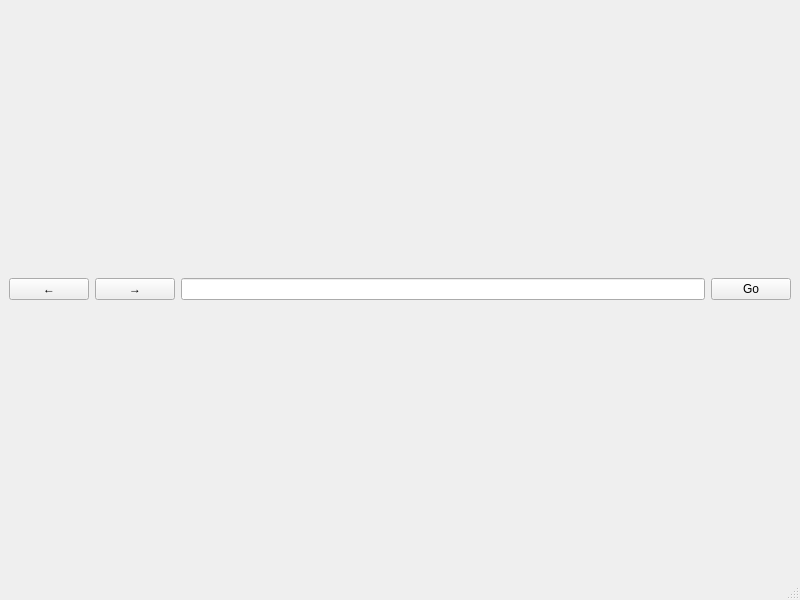
First picture: the form in audio-jack-web-qt/mainactivity.ui, repository tux-linux/audio-jack-web, before the edit.
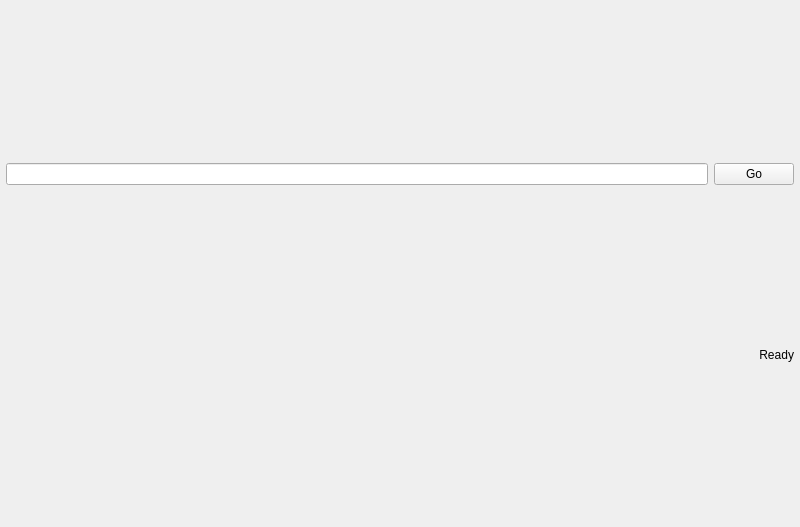
Second picture: the form after the edit.

What changed in the file:
```diff
--- a/audio-jack-web-qt/mainactivity.ui
+++ b/audio-jack-web-qt/mainactivity.ui
@@ -7,7 +7,7 @@
     <x>0</x>
     <y>0</y>
     <width>800</width>
-    <height>600</height>
+    <height>527</height>
    </rect>
   </property>
   <property name="windowTitle">
@@ -15,50 +15,57 @@
   </property>
   <widget class="QWidget" name="centralwidget">
    <layout class="QVBoxLayout" name="verticalLayout">
+    <property name="leftMargin">
+     <number>6</number>
+    </property>
+    <property name="topMargin">
+     <number>6</number>
+    </property>
+    <property name="rightMargin">
+     <number>6</number>
+    </property>
+    <property name="bottomMargin">
+     <number>6</number>
+    </property>
     <item>
      <layout class="QGridLayout" name="gridLayout_2">
-      <item row="0" column="3">
+      <item row="0" column="1">
        <widget class="QPushButton" name="pushButton">
         <property name="text">
          <string>Go</string>
         </property>
        </widget>
       </item>
-      <item row="0" column="2">
+      <item row="0" column="0">
        <widget class="QLineEdit" name="lineEdit"/>
       </item>
-      <item row="0" column="0">
-       <widget class="QPushButton" name="pushButton_2">
-        <property name="text">
-         <string>←</string>
-        </property>
-       </widget>
-      </item>
-      <item row="0" column="1">
-       <widget class="QPushButton" name="pushButton_3">
-        <property name="text">
-         <string>→</string>
-        </property>
-       </widget>
-      </item>
      </layout>
     </item>
     <item>
      <layout class="QGridLayout" name="gridLayout"/>
     </item>
+    <item>
+     <layout class="QGridLayout" name="gridLayout_3">
+      <item row="0" column="0">
+       <widget class="QLabel" name="statusLabel">
+        <property name="sizePolicy">
+         <sizepolicy hsizetype="Preferred" vsizetype="Maximum">
+          <horstretch>0</horstretch>
+          <verstretch>0</verstretch>
+         </sizepolicy>
+        </property>
+        <property name="text">
+         <string>Ready</string>
+        </property>
+        <property name="alignment">
+         <set>Qt::AlignRight|Qt::AlignTrailing|Qt::AlignVCenter</set>
+        </property>
+       </widget>
+      </item>
+     </layout>
+    </item>
    </layout>
   </widget>
-  <widget class="QMenuBar" name="menubar">
-   <property name="geometry">
-    <rect>
-     <x>0</x>
-     <y>0</y>
-     <width>800</width>
-     <height>30</height>
-    </rect>
-   </property>
-  </widget>
-  <widget class="QStatusBar" name="statusbar"/>
  </widget>
  <resources/>
  <connections/>
```
